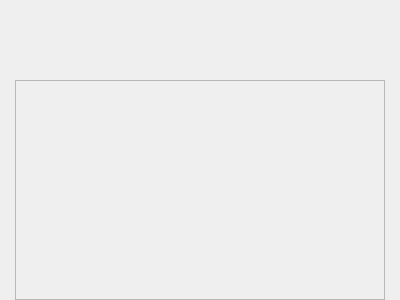
Above: ctrllistpage.ui from breaveSun/central_control before the change. Below: the same form after it.
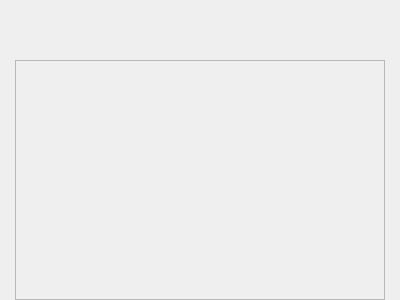
That is the form after the change. Custom widgets are drawn as their Qt base class.

Patch:
```diff
--- a/ctrllistpage.ui
+++ b/ctrllistpage.ui
@@ -21,7 +21,7 @@
   </property>
   <layout class="QVBoxLayout" name="verticalLayout_2">
    <property name="spacing">
-    <number>20</number>
+    <number>0</number>
    </property>
    <property name="leftMargin">
     <number>15</number>
@@ -153,16 +153,16 @@
       </property>
       <layout class="QVBoxLayout" name="verticalLayout">
        <property name="spacing">
-        <number>20</number>
+        <number>30</number>
        </property>
        <property name="leftMargin">
-        <number>25</number>
+        <number>0</number>
        </property>
        <property name="topMargin">
         <number>0</number>
        </property>
        <property name="rightMargin">
-        <number>25</number>
+        <number>0</number>
        </property>
        <property name="bottomMargin">
         <number>0</number>
```
Left out of the diff: 7 changed lines with no effect on the pictures.
